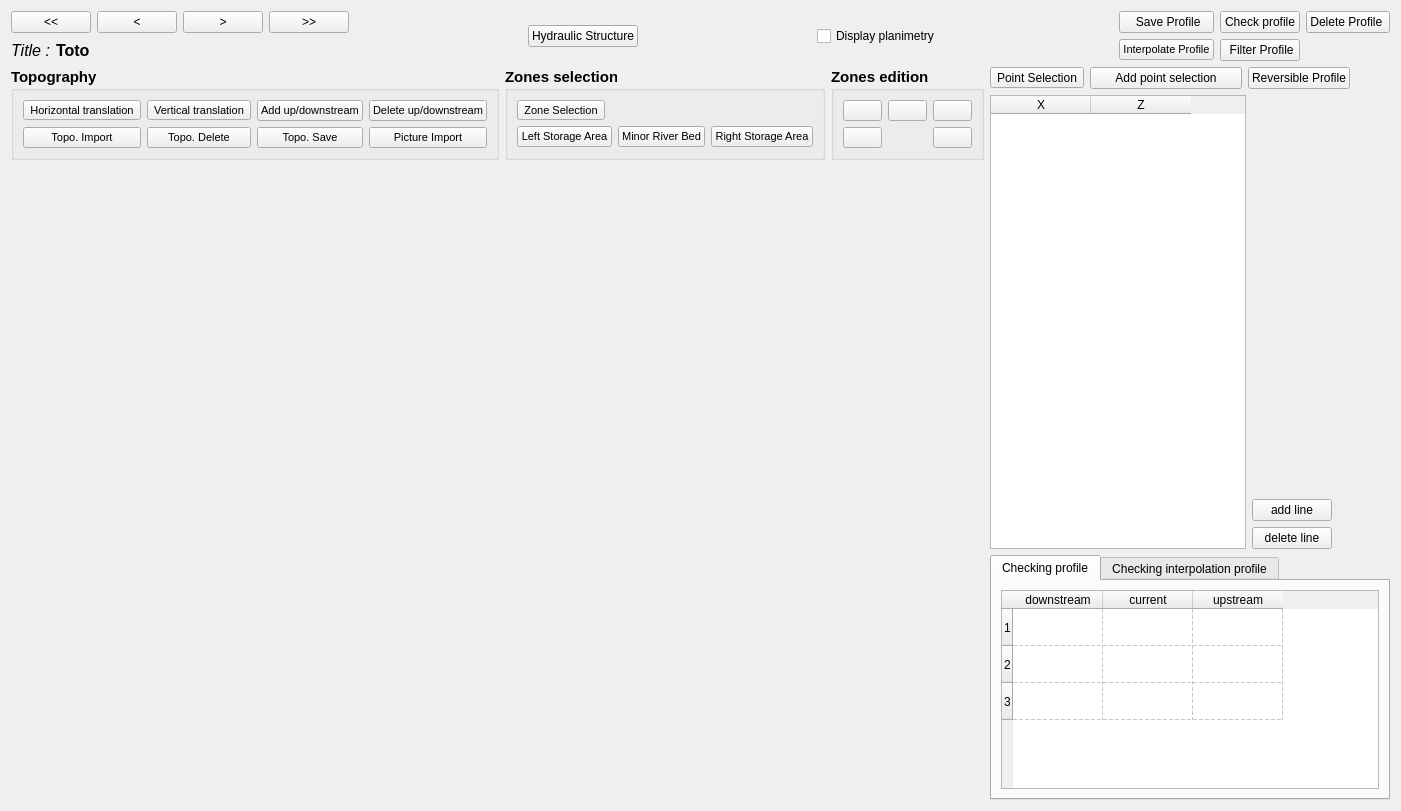
Above: ui/graphProfil.ui from Artelia/Mascaret before the change. Below: the same form after it.
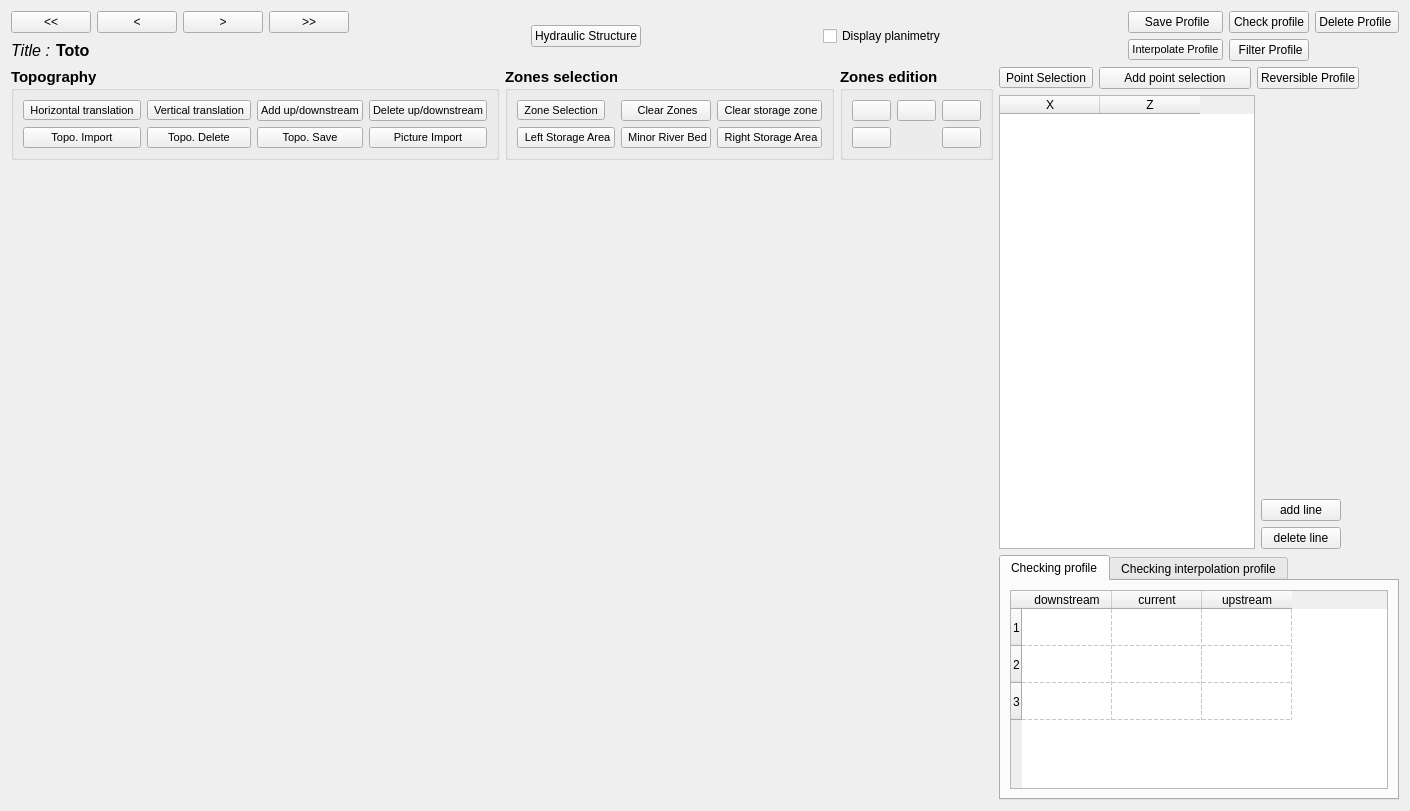
That is the form after the change. Icons and pictures are not drawn.

Commit message: add clean zone in profil edition

```diff
--- a/ui/graphProfil.ui
+++ b/ui/graphProfil.ui
@@ -462,7 +462,17 @@
                      </font>
                     </property>
                     <property name="text">
-                     <string>Minor River Bed</string>
+                     <string> Minor River Bed</string>
+                    </property>
+                    <property name="icon">
+                     <iconset resource="../resources.qrc">
+                      <normaloff>:/plugins/Mascaret/icones/zone_both_bed.png</normaloff>:/plugins/Mascaret/icones/zone_both_bed.png</iconset>
+                    </property>
+                    <property name="iconSize">
+                     <size>
+                      <width>20</width>
+                      <height>16</height>
+                     </size>
                     </property>
                    </widget>
                   </item>
@@ -476,7 +486,17 @@
                      </font>
                     </property>
                     <property name="text">
-                     <string>Right Storage Area</string>
+                     <string> Right Storage Area</string>
+                    </property>
+                    <property name="icon">
+                     <iconset resource="../resources.qrc">
+                      <normaloff>:/plugins/Mascaret/icones/zone_right_stock.png</normaloff>:/plugins/Mascaret/icones/zone_right_stock.png</iconset>
+                    </property>
+                    <property name="iconSize">
+                     <size>
+                      <width>20</width>
+                      <height>16</height>
+                     </size>
                     </property>
                    </widget>
                   </item>
@@ -490,7 +510,17 @@
                      </font>
                     </property>
                     <property name="text">
-                     <string>Left Storage Area</string>
+                     <string> Left Storage Area</string>
+                    </property>
+                    <property name="icon">
+                     <iconset resource="../resources.qrc">
+                      <normaloff>:/plugins/Mascaret/icones/zone_left_stock.png</normaloff>:/plugins/Mascaret/icones/zone_left_stock.png</iconset>
+                    </property>
+                    <property name="iconSize">
+                     <size>
+                      <width>20</width>
+                      <height>16</height>
+                     </size>
                     </property>
                    </widget>
                   </item>
@@ -521,6 +551,54 @@
                     </property>
                    </widget>
                   </item>
+                  <item row="0" column="1">
+                   <widget class="QPushButton" name="bt_clear_zone_minor">
+                    <property name="font">
+                     <font>
+                      <pointsize>8</pointsize>
+                      <weight>50</weight>
+                      <bold>false</bold>
+                     </font>
+                    </property>
+                    <property name="text">
+                     <string> Clear Zones</string>
+                    </property>
+                    <property name="icon">
+                     <iconset resource="../resources.qrc">
+                      <normaloff>:/plugins/Mascaret/icones/zone_both_bed.png</normaloff>:/plugins/Mascaret/icones/zone_both_bed.png</iconset>
+                    </property>
+                    <property name="iconSize">
+                     <size>
+                      <width>20</width>
+                      <height>16</height>
+                     </size>
+                    </property>
+                   </widget>
+                  </item>
+                  <item row="0" column="2">
+                   <widget class="QPushButton" name="bt_clear_zone_stock">
+                    <property name="font">
+                     <font>
+                      <pointsize>8</pointsize>
+                      <weight>50</weight>
+                      <bold>false</bold>
+                     </font>
+                    </property>
+                    <property name="text">
+                     <string> Clear storage zone</string>
+                    </property>
+                    <property name="icon">
+                     <iconset resource="../resources.qrc">
+                      <normaloff>:/plugins/Mascaret/icones/zone_left_stock.png</normaloff>:/plugins/Mascaret/icones/zone_left_stock.png</iconset>
+                    </property>
+                    <property name="iconSize">
+                     <size>
+                      <width>20</width>
+                      <height>16</height>
+                     </size>
+                    </property>
+                   </widget>
+                  </item>
                  </layout>
                 </item>
                </layout>
```
The commit also changes 1 other file.
